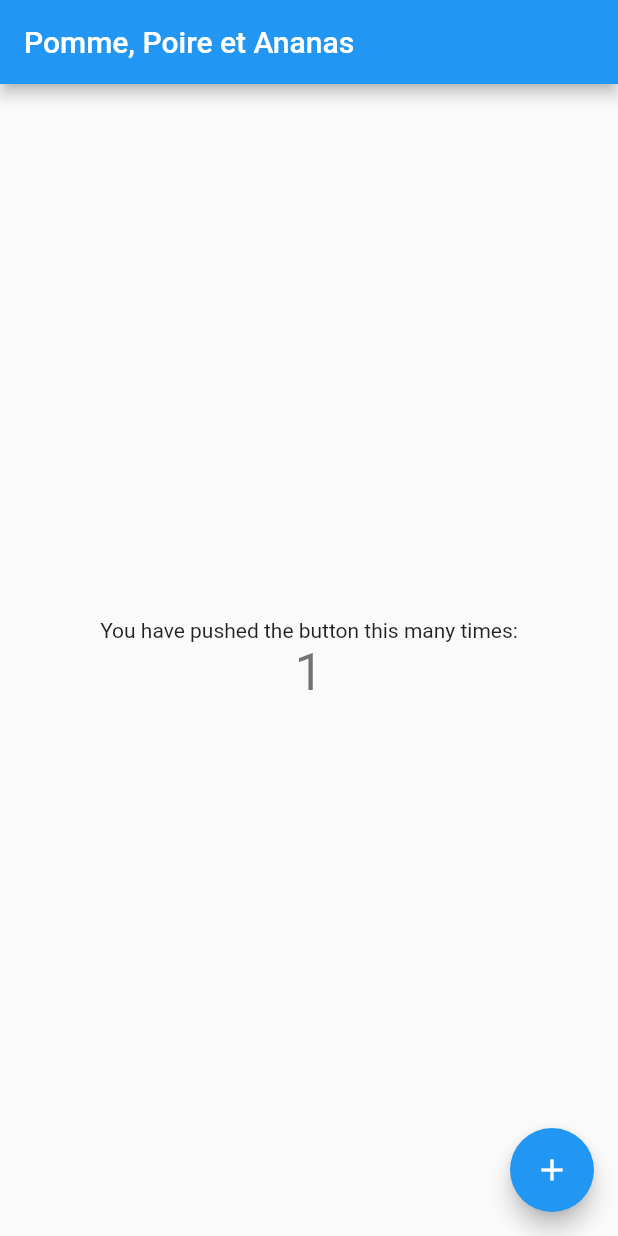
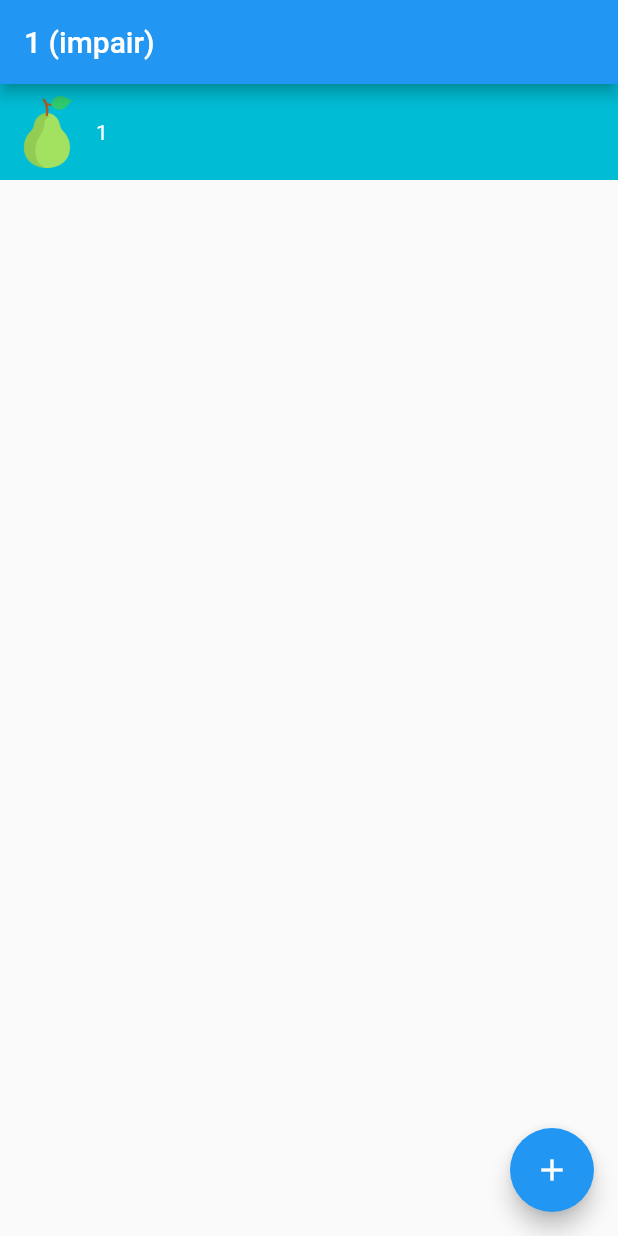
Before and after one commit to Aurelie54/Aur-lie_TP-Pomme-Poire-Ananas, a Flutter app: the screen it shows after launch, after a tap on the "add" icon, on a phone screen of 412 x 824 dp. Run offline on Flutter 3.47's test engine with Material 2 defaults, Android fonts, the phone set to English and light mode, and no system bars.

Commit message:
Question 3 Etape 4 TP fini

```diff
--- a/lib/main.dart
+++ b/lib/main.dart
@@ -1,3 +1,5 @@
+import 'dart:math';
+
 import 'package:flutter/material.dart';
 
 void main() {
@@ -5,7 +7,7 @@ void main() {
 }
 
 class MyApp extends StatelessWidget {
-  const MyApp({super.key});
+  const MyApp({Key? key}) : super(key: key);
 
   @override
   Widget build(BuildContext context) {
@@ -20,7 +22,7 @@ class MyApp extends StatelessWidget {
 }
 
 class MyHomePage extends StatefulWidget {
-  const MyHomePage({super.key, required this.title});
+  const MyHomePage({Key? key, required this.title}) : super(key: key);
 
   final String title;
 
@@ -30,43 +32,100 @@ class MyHomePage extends StatefulWidget {
 
 class _MyHomePageState extends State<MyHomePage> {
   int _counter = 0;
+  final List<int> _items = [];
+
+  bool _isPrime(int number) {
+    if (number <= 1) {
+      return false;
+    }
+
+    for (int i = 2; i <= sqrt(number); i++) {
+      if (number % i == 0) {
+        return false;
+      }
+    }
+
+    return true;
+
+  }
+
+    Widget _getItemImage(int value) {
+    if (_isPrime(value)) {
+      return Image.asset('assets/images/ananas.png',
+      width: 48,
+      height: 48,);
+    } else if (value.isEven) {
+      return Image.asset('assets/images/pomme.png',
+      width: 48,
+      height: 48,);
+    } else {
+      return Image.asset('assets/images/poire.png',
+      width: 48,
+      height: 48,);
+    }
+  }
+
+  String _getItemType(int value) {
+    if (_isPrime(value)) {
+      return 'nombre premier';
+    } else if (value.isEven) {
+      return 'pair';
+    } else {
+      return 'impair';
+    }
+  }
+
+  Color _getItemColor(int value) {
+    if (_isPrime(value)) {
+      return Colors.indigo;
+    } else {
+      return Colors.cyan;
+    }
+  }
 
   void _incrementCounter() {
     setState(() {
-
       _counter++;
+      _items.add(_counter);
     });
   }
 
   @override
   Widget build(BuildContext context) {
-
     return Scaffold(
       appBar: AppBar(
-
-        title: Text(widget.title),
+        title: Text('$_counter (${_getItemType(_counter)})'),
       ),
       body: Center(
+        child: ListView.builder(
+          itemCount: _items.length,
+          itemBuilder: (context, index) {
+            final value = _items[index];
 
-        child: Column(
-
-          mainAxisAlignment: MainAxisAlignment.center,
-          children: <Widget>[
-            const Text(
-              'You have pushed the button this many times:',
-            ),
-            Text(
-              '$_counter',
-              style: Theme.of(context).textTheme.headlineMedium,
-            ),
-          ],
+            return Container(
+              color: _getItemColor(value),
+              child: Row(
+                mainAxisAlignment: MainAxisAlignment.start,
+                children: [
+                  Padding(
+                    padding: const EdgeInsets.all(8.0),
+                    child: _getItemImage(value),
+                  ),
+                  Text(
+                    '$value',
+                    style: const TextStyle(color: Colors.white),
+                  ),
+                ],
+              ),
+            );
+          },
         ),
       ),
       floatingActionButton: FloatingActionButton(
         onPressed: _incrementCounter,
         tooltip: 'Increment',
         child: const Icon(Icons.add),
-      ), // This trailing comma makes auto-formatting nicer for build methods.
+      ),
     );
   }
 }
--- a/pubspec.yaml
+++ b/pubspec.yaml
@@ -62,6 +62,10 @@ flutter:
   # assets:
   #   - images/a_dot_burr.jpeg
   #   - images/a_dot_ham.jpeg
+  assets:
+    - assets/images/ananas.png
+    - assets/images/poire.png
+    - assets/images/pomme.png
 
   # An image asset can refer to one or more resolution-specific "variants", see
   # https://flutter.dev/assets-and-images/#resolution-aware
```
Also changed, not shown: assets/images/ananas.png (added), assets/images/poire.png (added), assets/images/pomme.png (added).
